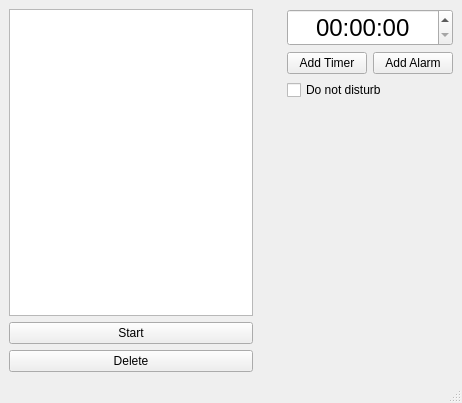
First picture: the form in mainwindow.ui, repository PavelPilpipenko/QtProgect1, before the edit.
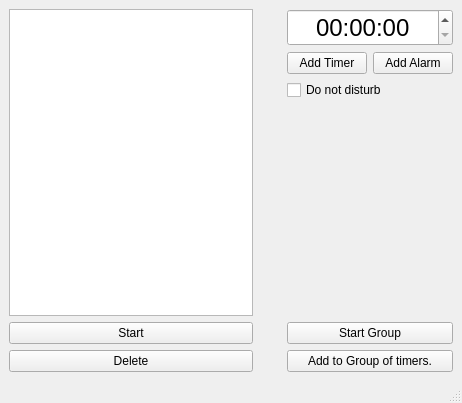
Second picture: the form after the edit.

Commit message: Group of timers added.

The edit to the form file:
```diff
--- a/mainwindow.ui
+++ b/mainwindow.ui
@@ -97,6 +97,23 @@
         </property>
        </spacer>
       </item>
+      <item>
+       <widget class="QPushButton" name="StartGroup">
+        <property name="text">
+         <string>Start Group</string>
+        </property>
+       </widget>
+      </item>
+      <item>
+       <widget class="QPushButton" name="AddToGroupOfTimers">
+        <property name="styleSheet">
+         <string notr="true"/>
+        </property>
+        <property name="text">
+         <string>Add to Group of timers.</string>
+        </property>
+       </widget>
+      </item>
      </layout>
     </item>
     <item row="0" column="1">
```
Left out of the diff: 24 changed lines with no effect on the pictures. The commit also changes 4 other files.
